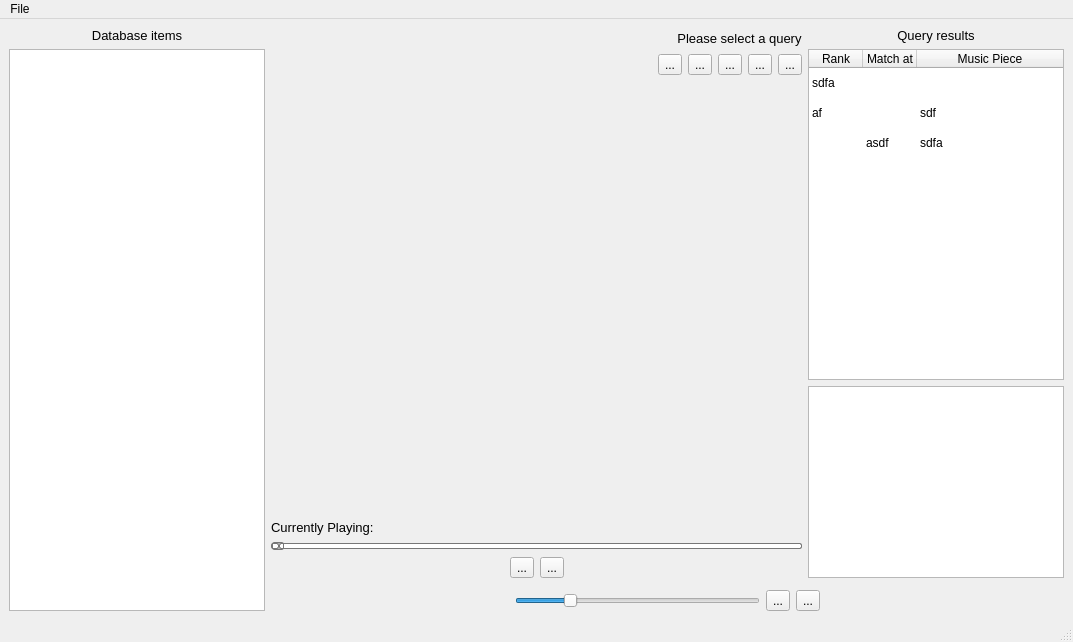
Ephiriel/MusicPieceRecognition, file GUI.ui: the form before one commit.
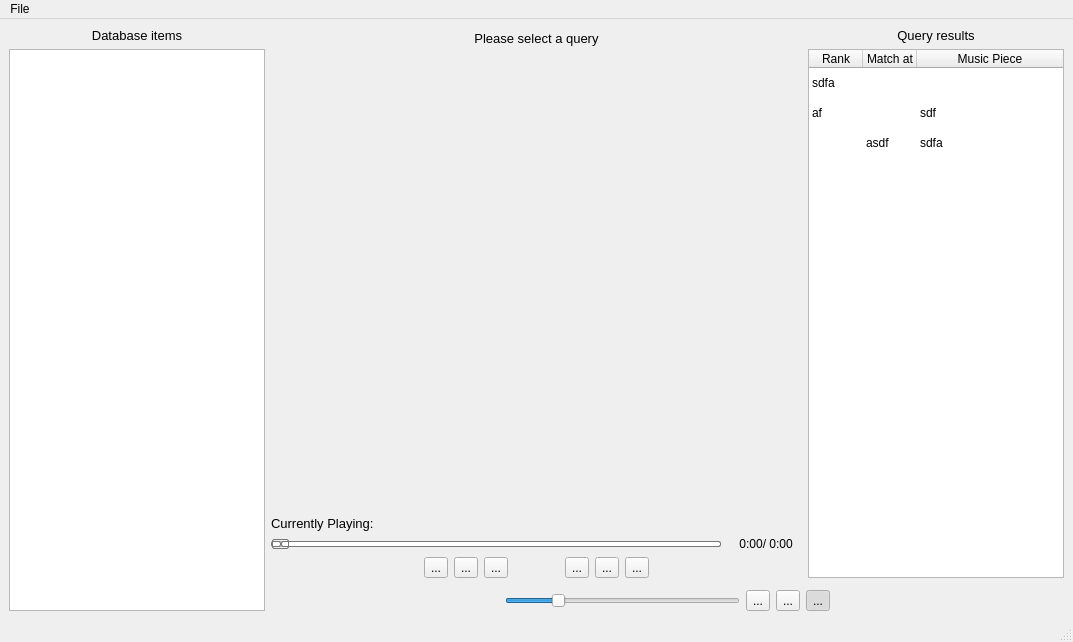
The form after the commit. Icons and pictures are not drawn. Custom widgets are drawn as their Qt base class.

```diff
--- a/GUI.ui
+++ b/GUI.ui
@@ -73,7 +73,7 @@
               <item>
                <layout class="QHBoxLayout" name="horizontalLayout_3">
                 <item>
-                 <spacer name="horizontalSpacer">
+                 <spacer name="horizontalSpacer_7">
                   <property name="orientation">
                    <enum>Qt::Horizontal</enum>
                   </property>
@@ -100,12 +100,8 @@
                   </property>
                  </widget>
                 </item>
-               </layout>
-              </item>
-              <item>
-               <layout class="QHBoxLayout" name="horizontalLayout_2">
                 <item>
-                 <spacer name="horizontalSpacer_2">
+                 <spacer name="horizontalSpacer">
                   <property name="orientation">
                    <enum>Qt::Horizontal</enum>
                   </property>
@@ -117,73 +113,6 @@
                   </property>
                  </spacer>
                 </item>
-                <item>
-                 <widget class="QToolButton" name="open_query_button">
-                  <property name="toolTip">
-                   <string>Open a query</string>
-                  </property>
-                  <property name="text">
-                   <string>...</string>
-                  </property>
-                  <property name="icon">
-                   <iconset>
-                    <normaloff>icons/open.png</normaloff>icons/open.png</iconset>
-                  </property>
-                 </widget>
-                </item>
-                <item>
-                 <widget class="QToolButton" name="save_query_button">
-                  <property name="toolTip">
-                   <string>Save a recorded query</string>
-                  </property>
-                  <property name="text">
-                   <string>...</string>
-                  </property>
-                  <property name="icon">
-                   <iconset>
-                    <normaloff>icons/music.png</normaloff>icons/music.png</iconset>
-                  </property>
-                 </widget>
-                </item>
-                <item>
-                 <widget class="QToolButton" name="play_query_button">
-                  <property name="text">
-                   <string>...</string>
-                  </property>
-                  <property name="icon">
-                   <iconset>
-                    <normaloff>icons/play-record.png</normaloff>icons/play-record.png</iconset>
-                  </property>
-                 </widget>
-                </item>
-                <item>
-                 <widget class="QToolButton" name="record_query_button">
-                  <property name="toolTip">
-                   <string>record a new query</string>
-                  </property>
-                  <property name="text">
-                   <string>...</string>
-                  </property>
-                  <property name="icon">
-                   <iconset>
-                    <normaloff>icons/record.png</normaloff>icons/record.png</iconset>
-                  </property>
-                 </widget>
-                </item>
-                <item>
-                 <widget class="QToolButton" name="search_query_button">
-                  <property name="toolTip">
-                   <string>Start a search for the selected query</string>
-                  </property>
-                  <property name="text">
-                   <string>...</string>
-                  </property>
-                  <property name="icon">
-                   <iconset>
-                    <normaloff>icons/search.png</normaloff>icons/search.png</iconset>
-                  </property>
-                 </widget>
-                </item>
                </layout>
               </item>
              </layout>
@@ -239,15 +168,17 @@
                </layout>
               </item>
               <item>
-               <widget class="QSlider" name="music_position_slider">
-                <property name="maximumSize">
-                 <size>
-                  <width>16777215</width>
-                  <height>10</height>
-                 </size>
-                </property>
-                <property name="styleSheet">
-                 <string notr="true">QSlider::groove:horizontal {
+               <layout class="QHBoxLayout" name="horizontalLayout_9">
+                <item>
+                 <widget class="QSlider" name="music_position_slider">
+                  <property name="maximumSize">
+                   <size>
+                    <width>16777215</width>
+                    <height>10</height>
+                   </size>
+                  </property>
+                  <property name="styleSheet">
+                   <string notr="true">QSlider::groove:horizontal {
 border: 1px solid #bbb;
 background: white;
 height: 4px;
@@ -275,9 +206,9 @@
 background: qlineargradient(x1:0, y1:0, x2:1, y2:1,
     stop:0 #eee, stop:1 #ccc);
 border: 1px solid #777;
-width: 10px;
-margin-top: -2px;
-margin-bottom: -2px;
+width: 15px;
+margin-top: -3px;
+margin-bottom: -3px;
 border-radius: 2px;
 }
 
@@ -303,11 +234,35 @@
 border: 1px solid #aaa;
 border-radius: 4px;
 }</string>
-                </property>
-                <property name="orientation">
-                 <enum>Qt::Horizontal</enum>
-                </property>
-               </widget>
+                  </property>
+                  <property name="maximum">
+                   <number>0</number>
+                  </property>
+                  <property name="pageStep">
+                   <number>0</number>
+                  </property>
+                  <property name="orientation">
+                   <enum>Qt::Horizontal</enum>
+                  </property>
+                 </widget>
+                </item>
+                <item>
+                 <widget class="QLabel" name="song_time_label">
+                  <property name="minimumSize">
+                   <size>
+                    <width>75</width>
+                    <height>0</height>
+                   </size>
+                  </property>
+                  <property name="text">
+                   <string> 0:00/ 0:00</string>
+                  </property>
+                  <property name="alignment">
+                   <set>Qt::AlignCenter</set>
+                  </property>
+                 </widget>
+                </item>
+               </layout>
               </item>
               <item>
                <layout class="QHBoxLayout" name="horizontalLayout_8">
@@ -324,6 +279,87 @@
                   </property>
                  </spacer>
                 </item>
+                <item>
+                 <spacer name="horizontalSpacer_11">
+                  <property name="orientation">
+                   <enum>Qt::Horizontal</enum>
+                  </property>
+                  <property name="sizeHint" stdset="0">
+                   <size>
+                    <width>40</width>
+                    <height>20</height>
+                   </size>
+                  </property>
+                 </spacer>
+                </item>
+                <item>
+                 <spacer name="horizontalSpacer_9">
+                  <property name="orientation">
+                   <enum>Qt::Horizontal</enum>
+                  </property>
+                  <property name="sizeHint" stdset="0">
+                   <size>
+                    <width>40</width>
+                    <height>20</height>
+                   </size>
+                  </property>
+                 </spacer>
+                </item>
+                <item>
+                 <widget class="QToolButton" name="open_query_button">
+                  <property name="toolTip">
+                   <string>Open a query</string>
+                  </property>
+                  <property name="text">
+                   <string>...</string>
+                  </property>
+                  <property name="icon">
+                   <iconset>
+                    <normaloff>icons/open.png</normaloff>icons/open.png</iconset>
+                  </property>
+                 </widget>
+                </item>
+                <item>
+                 <widget class="QToolButton" name="save_query_button">
+                  <property name="toolTip">
+                   <string>Save a recorded query</string>
+                  </property>
+                  <property name="text">
+                   <string>...</string>
+                  </property>
+                  <property name="icon">
+                   <iconset>
+                    <normaloff>icons/save-as.png</normaloff>icons/save-as.png</iconset>
+                  </property>
+                 </widget>
+                </item>
+                <item>
+                 <widget class="QToolButton" name="search_query_button">
+                  <property name="toolTip">
+                   <string>Start a search for the selected query</string>
+                  </property>
+                  <property name="text">
+                   <string>...</string>
+                  </property>
+                  <property name="icon">
+                   <iconset>
+                    <normaloff>icons/search.png</normaloff>icons/search.png</iconset>
+                  </property>
+                 </widget>
+                </item>
+                <item>
+                 <spacer name="horizontalSpacer_8">
+                  <property name="orientation">
+                   <enum>Qt::Horizontal</enum>
+                  </property>
+                  <property name="sizeHint" stdset="0">
+                   <size>
+                    <width>40</width>
+                    <height>20</height>
+                   </size>
+                  </property>
+                 </spacer>
+                </item>
                 <item>
                  <widget class="QToolButton" name="stop_button">
                   <property name="text">
@@ -346,6 +382,46 @@
                   </property>
                  </widget>
                 </item>
+                <item>
+                 <widget class="QToolButton" name="record_query_button">
+                  <property name="toolTip">
+                   <string>Record a new query</string>
+                  </property>
+                  <property name="text">
+                   <string>...</string>
+                  </property>
+                  <property name="icon">
+                   <iconset>
+                    <normaloff>icons/record.png</normaloff>icons/record.png</iconset>
+                  </property>
+                 </widget>
+                </item>
+                <item>
+                 <spacer name="horizontalSpacer_12">
+                  <property name="orientation">
+                   <enum>Qt::Horizontal</enum>
+                  </property>
+                  <property name="sizeHint" stdset="0">
+                   <size>
+                    <width>40</width>
+                    <height>20</height>
+                   </size>
+                  </property>
+                 </spacer>
+                </item>
+                <item>
+                 <spacer name="horizontalSpacer_10">
+                  <property name="orientation">
+                   <enum>Qt::Horizontal</enum>
+                  </property>
+                  <property name="sizeHint" stdset="0">
+                   <size>
+                    <width>40</width>
+                    <height>20</height>
+                   </size>
+                  </property>
+                 </spacer>
+                </item>
                 <item>
                  <spacer name="horizontalSpacer_4">
                   <property name="orientation">
@@ -485,16 +561,6 @@
             </item>
            </widget>
           </item>
-          <item alignment="Qt::AlignRight|Qt::AlignTop">
-           <widget class="QListWidget" name="query_result_list_widget">
-            <property name="minimumSize">
-             <size>
-              <width>200</width>
-              <height>0</height>
-             </size>
-            </property>
-           </widget>
-          </item>
          </layout>
         </item>
        </layout>
@@ -561,6 +627,27 @@
           </property>
          </widget>
         </item>
+        <item>
+         <widget class="QToolButton" name="lock_view_button">
+          <property name="toolTip">
+           <string>Scroll Lock</string>
+          </property>
+          <property name="text">
+           <string>...</string>
+          </property>
+          <property name="icon">
+           <iconset>
+            <normaloff>icons/padlock.png</normaloff>
+            <normalon>icons/lock.png</normalon>icons/padlock.png</iconset>
+          </property>
+          <property name="checkable">
+           <bool>true</bool>
+          </property>
+          <property name="checked">
+           <bool>true</bool>
+          </property>
+         </widget>
+        </item>
         <item>
          <spacer name="horizontalSpacer_5">
           <property name="orientation">
```
Left out of the diff: 9 changed lines with no effect on the pictures.
